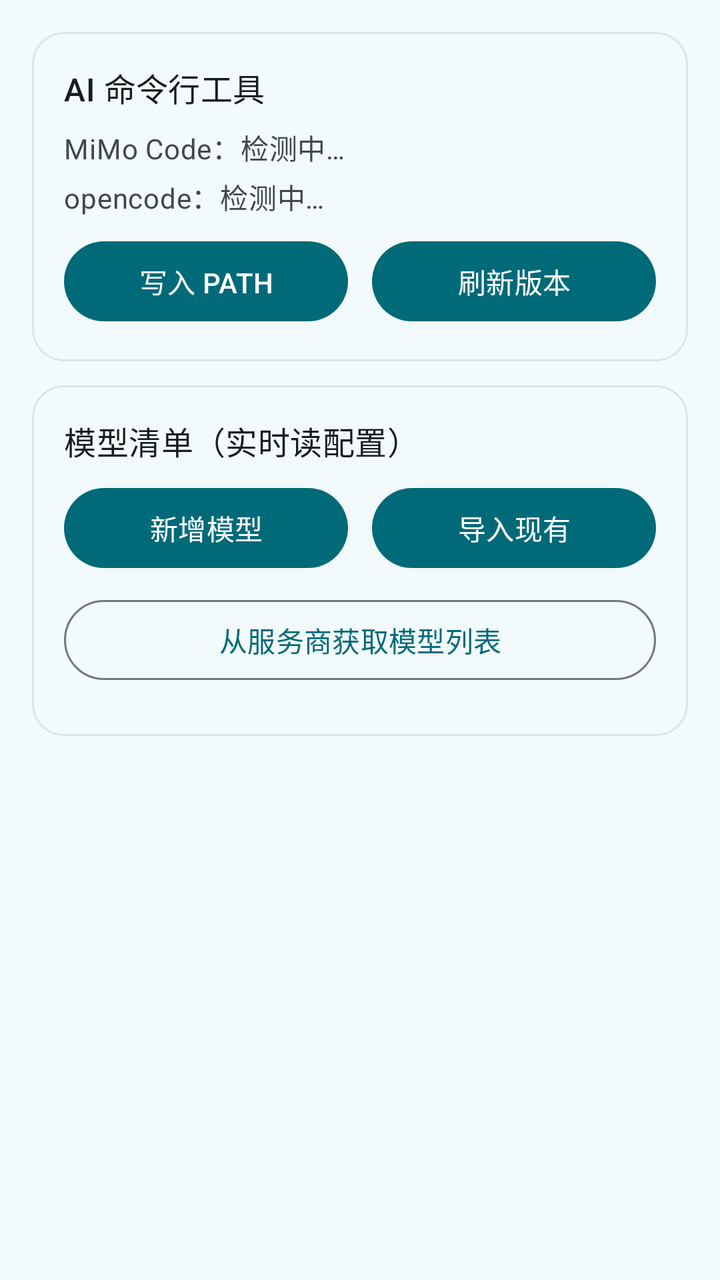
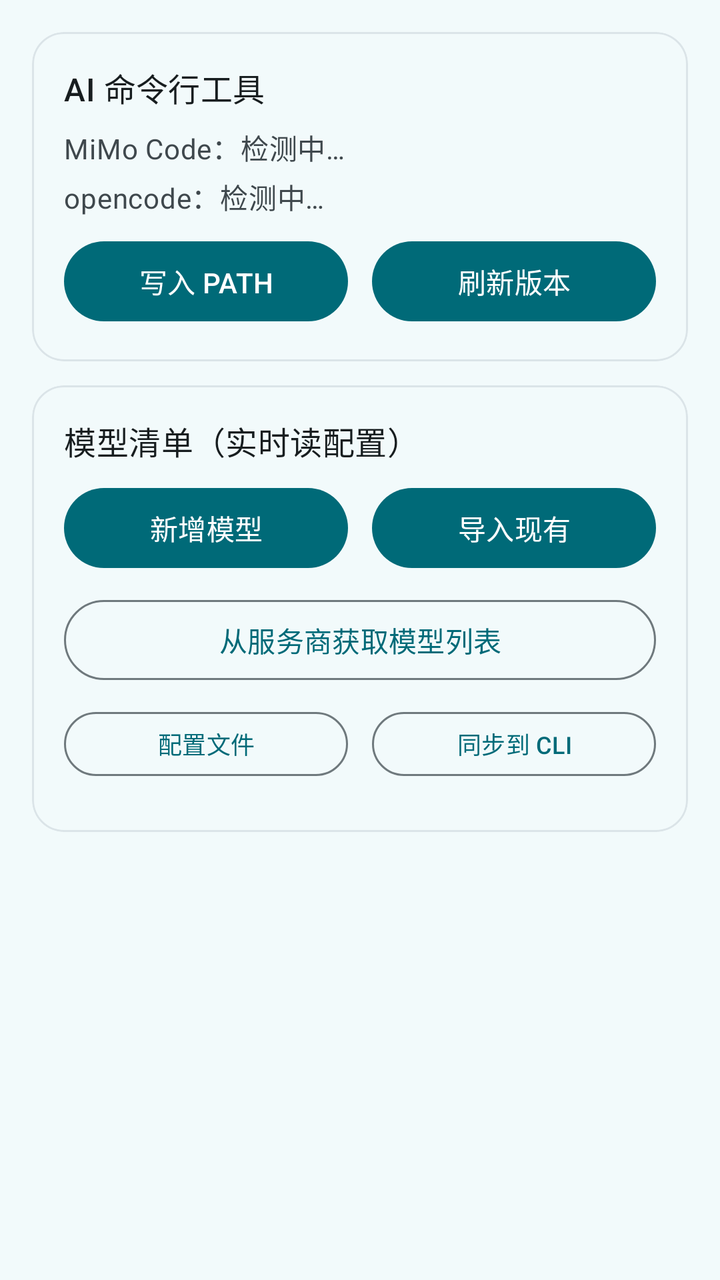

Before-and-after screenshots of an Android layout around one commit, followed by the original layout XML and the change that was made.
<!-- AndroidManifest.xml: application theme Theme.CodeTool -->
<!-- res/layout/fragment_ai_models.xml -->
<?xml version="1.0" encoding="utf-8"?>
<ScrollView xmlns:android="http://schemas.android.com/apk/res/android"
    xmlns:app="http://schemas.android.com/apk/res-auto"
    android:layout_width="match_parent"
    android:layout_height="match_parent"
    android:background="?android:attr/colorBackground"
    android:scrollbars="none"
    android:fillViewport="true">

    <LinearLayout
        android:layout_width="match_parent"
        android:layout_height="wrap_content"
        android:orientation="vertical"
        android:padding="16dp">

        
        <com.google.android.material.card.MaterialCardView
            android:layout_width="match_parent"
            android:layout_height="wrap_content"
            app:cardCornerRadius="16dp"
            app:cardElevation="0dp"
            app:strokeWidth="1dp"
            app:strokeColor="?attr/colorSurfaceVariant"
            android:layout_marginBottom="12dp">

            <LinearLayout
                android:layout_width="match_parent"
                android:layout_height="wrap_content"
                android:orientation="vertical"
                android:padding="16dp">

                <com.google.android.material.textview.MaterialTextView
                    android:layout_width="wrap_content"
                    android:layout_height="wrap_content"
                    android:text="AI 命令行工具"
                    android:textAppearance="?attr/textAppearanceTitleMedium"
                    android:textColor="?attr/colorOnSurface" />

                <com.google.android.material.textview.MaterialTextView
                    android:id="@+id/aiStatusMimo"
                    android:layout_width="wrap_content"
                    android:layout_height="wrap_content"
                    android:layout_marginTop="8dp"
                    android:text="MiMo Code：检测中…"
                    android:textAppearance="?attr/textAppearanceBodyMedium"
                    android:textColor="?attr/colorOnSurfaceVariant" />

                <com.google.android.material.textview.MaterialTextView
                    android:id="@+id/aiStatusOpencode"
                    android:layout_width="wrap_content"
                    android:layout_height="wrap_content"
                    android:layout_marginTop="4dp"
                    android:text="opencode：检测中…"
                    android:textAppearance="?attr/textAppearanceBodyMedium"
                    android:textColor="?attr/colorOnSurfaceVariant" />

                <LinearLayout
                    android:layout_width="match_parent"
                    android:layout_height="wrap_content"
                    android:orientation="horizontal"
                    android:layout_marginTop="8dp">

                    <com.google.android.material.button.MaterialButton
                        android:id="@+id/btnAiFixPath"
                        android:layout_width="0dp"
                        android:layout_height="wrap_content"
                        android:layout_weight="1"
                        android:text="写入 PATH" />

                    
                    <com.google.android.material.button.MaterialButton
                        android:id="@+id/btnAiRefreshVersion"
                        android:layout_width="0dp"
                        android:layout_height="wrap_content"
                        android:layout_weight="1"
                        android:layout_marginStart="12dp"
                        android:text="刷新版本" />
                </LinearLayout>
            </LinearLayout>
        </com.google.android.material.card.MaterialCardView>

        
        <com.google.android.material.card.MaterialCardView
            android:layout_width="match_parent"
            android:layout_height="wrap_content"
            app:cardCornerRadius="16dp"
            app:cardElevation="0dp"
            app:strokeWidth="1dp"
            app:strokeColor="?attr/colorSurfaceVariant">

            <LinearLayout
                android:layout_width="match_parent"
                android:layout_height="wrap_content"
                android:orientation="vertical"
                android:padding="16dp">

                <com.google.android.material.textview.MaterialTextView
                    android:layout_width="wrap_content"
                    android:layout_height="wrap_content"
                    android:text="模型清单（实时读配置）"
                    android:textAppearance="?attr/textAppearanceTitleMedium"
                    android:textColor="?attr/colorOnSurface" />

                <LinearLayout
                    android:layout_width="match_parent"
                    android:layout_height="wrap_content"
                    android:orientation="horizontal"
                    android:layout_marginTop="8dp">

                    <com.google.android.material.button.MaterialButton
                        android:id="@+id/btnAiAdd"
                        android:layout_width="0dp"
                        android:layout_height="wrap_content"
                        android:layout_weight="1"
                        android:text="新增模型" />

                    <com.google.android.material.button.MaterialButton
                        android:id="@+id/btnAiImport"
                        android:layout_width="0dp"
                        android:layout_height="wrap_content"
                        android:layout_weight="1"
                        android:layout_marginStart="12dp"
                        android:text="导入现有" />
                </LinearLayout>

                
                <com.google.android.material.button.MaterialButton
                    android:id="@+id/btnAiFetchModels"
                    style="?attr/materialButtonOutlinedStyle"
                    android:layout_width="match_parent"
                    android:layout_height="wrap_content"
                    android:layout_marginTop="8dp"
                    android:text="从服务商获取模型列表" />

                <LinearLayout
                    android:id="@+id/aiModelList"
                    android:layout_width="match_parent"
                    android:layout_height="wrap_content"
                    android:orientation="vertical"
                    android:layout_marginTop="8dp" />
            </LinearLayout>
        </com.google.android.material.card.MaterialCardView>

    </LinearLayout>
</ScrollView>
<!-- resources referenced by this layout -->
<resources>
  <style name="Theme.CodeTool" parent="Theme.Material3.Light.NoActionBar">
          <item name="colorPrimary">@color/light_primary</item>
          <item name="colorOnPrimary">@color/light_on_primary</item>
          <item name="colorPrimaryContainer">@color/light_primary_container</item>
          <item name="colorOnPrimaryContainer">@color/light_on_primary_container</item>
          <item name="colorSecondary">@color/light_secondary</item>
          <item name="colorOnSecondary">@color/light_on_secondary</item>
          <item name="colorSecondaryContainer">@color/light_secondary_container</item>
          <item name="colorOnSecondaryContainer">@color/light_on_secondary_container</item>
          <item name="colorSurface">@color/light_surface</item>
          <item name="colorOnSurface">@color/light_on_surface</item>
          <item name="colorSurfaceVariant">@color/light_surface_variant</item>
          <item name="colorOnSurfaceVariant">@color/light_on_surface_variant</item>
          <item name="colorSurfaceContainer">@color/light_surface_container</item>
          
          <item name="colorSurfaceContainerHigh">?attr/colorSurfaceContainer</item>
          <item name="colorSurfaceContainerLow">?attr/colorSurfaceContainer</item>
          <item name="android:colorBackground">@color/light_background</item>
          <item name="colorOnBackground">@color/light_on_background</item>
          <item name="colorOutline">@color/light_outline</item>
          <item name="colorError">@color/error</item>
          <item name="colorErrorContainer">@color/error_container</item>
          <item name="colorOnErrorContainer">@color/on_error_container</item>
          <item name="android:statusBarColor" tools:targetApi="l">?attr/colorSurface</item>
          <item name="android:navigationBarColor" tools:targetApi="l">@android:color/transparent</item>
          <item name="android:windowLightStatusBar" tools:targetApi="m">true</item>
          <item name="android:windowLightNavigationBar" tools:targetApi="o_mr1">true</item>
          <item name="android:windowBackground">@color/light_background</item>
      </style>
  <color name="light_primary">#FF006A78</color>
  <color name="light_on_primary">#FFFFFFFF</color>
  <color name="light_primary_container">#FF9CEAFB</color>
  <color name="light_on_primary_container">#FF00202A</color>
  <color name="light_secondary">#FF4C636B</color>
  <color name="light_on_secondary">#FFFFFFFF</color>
  <color name="light_secondary_container">#FFCFE8F1</color>
  <color name="light_on_secondary_container">#FF071F25</color>
  <color name="light_surface">#FFF2FAFB</color>
  <color name="light_on_surface">#FF171D1F</color>
  <color name="light_surface_variant">#FFDBE4E8</color>
  <color name="light_on_surface_variant">#FF3F484D</color>
  <color name="light_surface_container">#FFE6EFF1</color>
  <color name="light_background">#FFF2FAFB</color>
  <color name="light_on_background">#FF171D1F</color>
  <color name="light_outline">#FF6F797D</color>
  <color name="error">#FFFFB4AB</color>
  <color name="error_container">#FF93000A</color>
  <color name="on_error_container">#FFFFDAD6</color>
</resources>

<!-- the commit's change to res/layout/fragment_ai_models.xml (unified diff, before → after) -->
@@ -133,6 +133,34 @@
                     android:text="从服务商获取模型列表" />
 
                 <LinearLayout
+                    android:layout_width="match_parent"
+                    android:layout_height="wrap_content"
+                    android:orientation="horizontal"
+                    android:layout_marginTop="8dp">
+
+                    <com.google.android.material.button.MaterialButton
+                        android:id="@+id/btnAiConfig"
+                        style="?attr/materialButtonOutlinedStyle"
+                        android:layout_width="0dp"
+                        android:layout_height="wrap_content"
+                        android:layout_weight="1"
+                        android:minHeight="40dp"
+                        android:textSize="12sp"
+                        android:text="配置文件" />
+
+                    <com.google.android.material.button.MaterialButton
+                        android:id="@+id/btnAiSync"
+                        style="?attr/materialButtonOutlinedStyle"
+                        android:layout_width="0dp"
+                        android:layout_height="wrap_content"
+                        android:layout_weight="1"
+                        android:layout_marginStart="12dp"
+                        android:minHeight="40dp"
+                        android:textSize="12sp"
+                        android:text="同步到 CLI" />
+                </LinearLayout>
+
+                <LinearLayout
                     android:id="@+id/aiModelList"
                     android:layout_width="match_parent"
                     android:layout_height="wrap_content"
